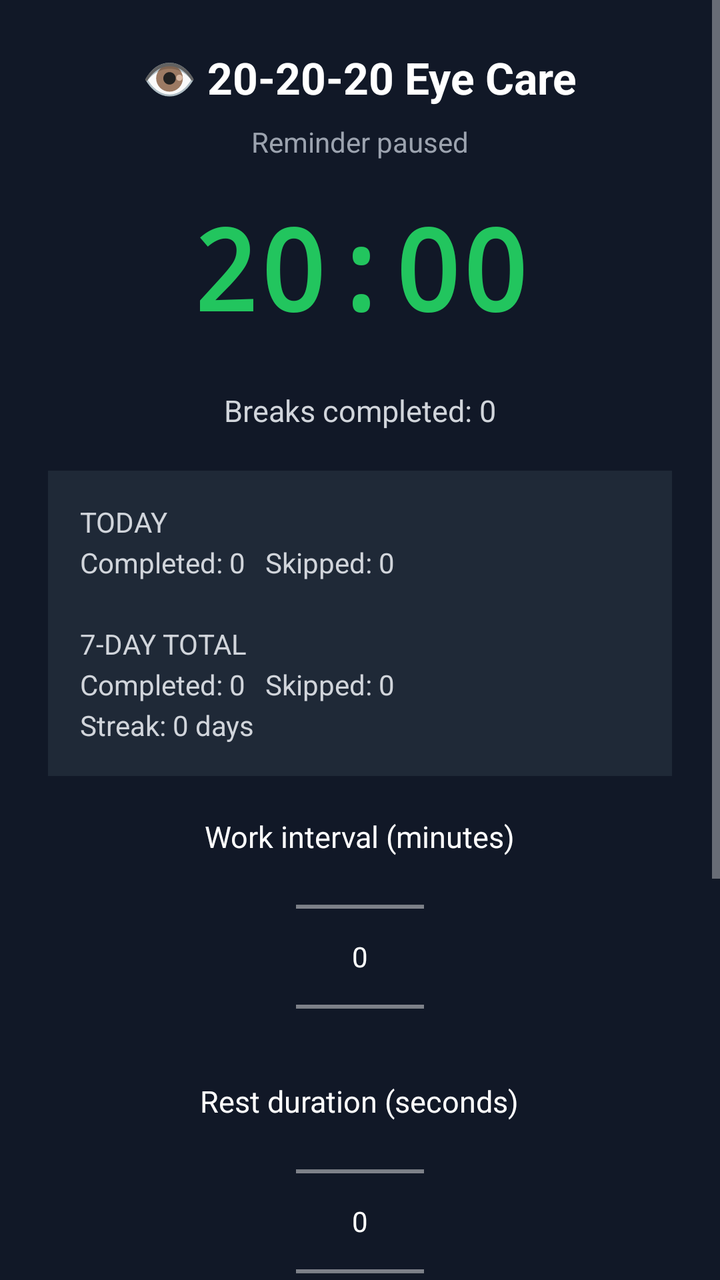
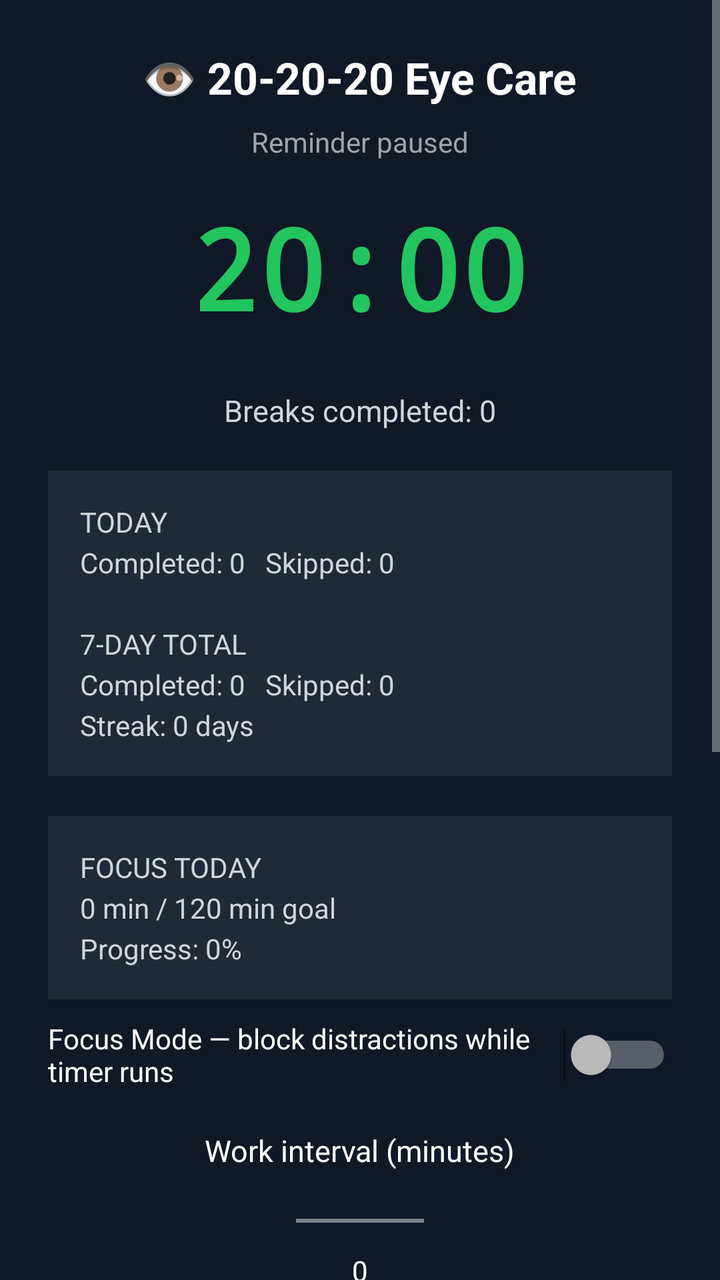

The first picture is an Android layout as it rendered before a commit; the second is the same layout after the commit. The layout source and the unified diff follow.
<!-- AndroidManifest.xml: application theme Theme.AppCompat.NoActionBar -->
<!-- res/layout/activity_main.xml -->
<?xml version="1.0" encoding="utf-8"?>
<ScrollView xmlns:android="http://schemas.android.com/apk/res/android"
    android:layout_width="match_parent"
    android:layout_height="match_parent"
    android:background="#111827">

    <LinearLayout
        android:layout_width="match_parent"
        android:layout_height="wrap_content"
        android:orientation="vertical"
        android:gravity="center_horizontal"
        android:padding="24dp">

        <TextView
            android:layout_width="wrap_content"
            android:layout_height="wrap_content"
            android:text="👁 20-20-20 Eye Care"
            android:textColor="#FFFFFF"
            android:textSize="22sp"
            android:textStyle="bold"
            android:layout_marginBottom="8dp" />

        <TextView
            android:id="@+id/statusText"
            android:layout_width="wrap_content"
            android:layout_height="wrap_content"
            android:text="Reminder paused"
            android:textColor="#9CA3AF"
            android:textSize="14sp"
            android:layout_marginBottom="16dp" />

        <TextView
            android:id="@+id/countdownText"
            android:layout_width="wrap_content"
            android:layout_height="wrap_content"
            android:text="20:00"
            android:textColor="#22C55E"
            android:textSize="56sp"
            android:textStyle="bold"
            android:fontFamily="monospace"
            android:layout_marginBottom="24dp" />

        <TextView
            android:id="@+id/sessionText"
            android:layout_width="wrap_content"
            android:layout_height="wrap_content"
            android:text="Breaks completed: 0"
            android:textColor="#D1D5DB"
            android:textSize="15sp"
            android:layout_marginBottom="20dp" />

        <TextView
            android:id="@+id/statsText"
            android:layout_width="match_parent"
            android:layout_height="wrap_content"
            android:text="TODAY\nCompleted: 0   Skipped: 0\n\n7-DAY TOTAL\nCompleted: 0   Skipped: 0\nStreak: 0 days"
            android:textColor="#D1D5DB"
            android:textSize="14sp"
            android:lineSpacingExtra="4dp"
            android:padding="16dp"
            android:background="#1F2937"
            android:layout_marginBottom="20dp" />

        <TextView
            android:layout_width="wrap_content"
            android:layout_height="wrap_content"
            android:text="Work interval (minutes)"
            android:textColor="#FFFFFF"
            android:textSize="15sp" />

        <NumberPicker
            android:id="@+id/workMinutesPicker"
            android:layout_width="wrap_content"
            android:layout_height="100dp"
            android:layout_marginBottom="12dp" />

        <TextView
            android:layout_width="wrap_content"
            android:layout_height="wrap_content"
            android:text="Rest duration (seconds)"
            android:textColor="#FFFFFF"
            android:textSize="15sp" />

        <NumberPicker
            android:id="@+id/restSecondsPicker"
            android:layout_width="wrap_content"
            android:layout_height="100dp"
            android:layout_marginBottom="24dp" />

        <Button
            android:id="@+id/startPauseButton"
            android:layout_width="200dp"
            android:layout_height="wrap_content"
            android:text="Start"
            android:backgroundTint="#22C55E"
            android:textColor="#FFFFFF"
            android:layout_marginBottom="12dp" />

        <Button
            android:id="@+id/resetButton"
            android:layout_width="200dp"
            android:layout_height="wrap_content"
            android:text="Reset"
            android:backgroundTint="#374151"
            android:textColor="#FFFFFF" />

        <Button
            android:id="@+id/stopButton"
            android:layout_width="200dp"
            android:layout_height="wrap_content"
            android:text="Stop"
            android:backgroundTint="#7F1D1D"
            android:textColor="#FFFFFF"
            android:layout_marginTop="8dp" />

        <Button
            android:id="@+id/settingsButton"
            android:layout_width="200dp"
            android:layout_height="wrap_content"
            android:text="Settings"
            android:layout_marginTop="12dp" />
    </LinearLayout>
</ScrollView>
<!-- resources referenced by this layout -->
<resources>

</resources>

<!-- the commit's change to res/layout/activity_main.xml (unified diff, before → after) -->
@@ -62,6 +62,26 @@
             android:layout_marginBottom="20dp" />
 
         <TextView
+            android:id="@+id/focusStatsText"
+            android:layout_width="match_parent"
+            android:layout_height="wrap_content"
+            android:text="FOCUS TODAY\n0 min / 120 min goal\nProgress: 0%"
+            android:textColor="#D1D5DB"
+            android:textSize="14sp"
+            android:lineSpacingExtra="4dp"
+            android:padding="16dp"
+            android:background="#1F2937"
+            android:layout_marginBottom="10dp" />
+
+        <Switch
+            android:id="@+id/focusModeSwitch"
+            android:layout_width="match_parent"
+            android:layout_height="wrap_content"
+            android:text="Focus Mode — block distractions while timer runs"
+            android:textColor="#FFFFFF"
+            android:layout_marginBottom="20dp" />
+
+        <TextView
             android:layout_width="wrap_content"
             android:layout_height="wrap_content"
             android:text="Work interval (minutes)"
